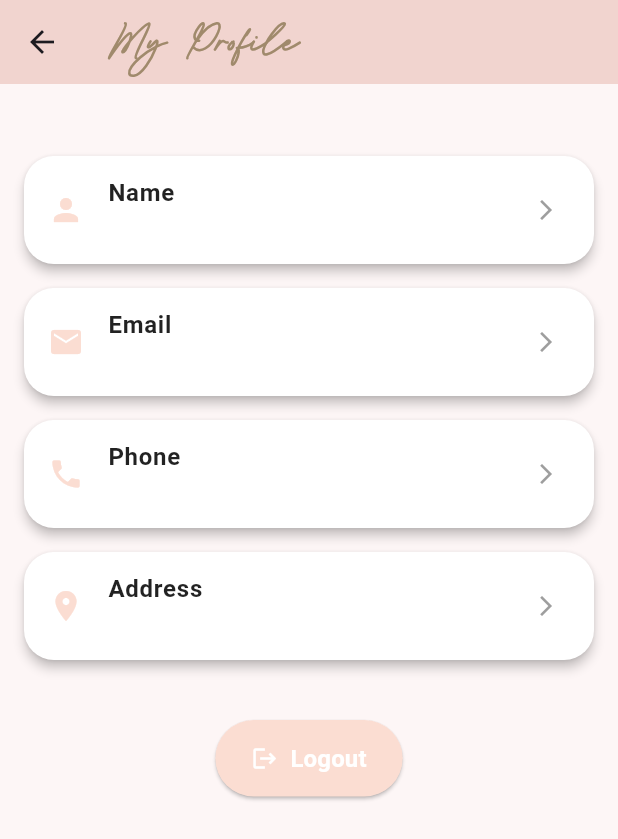
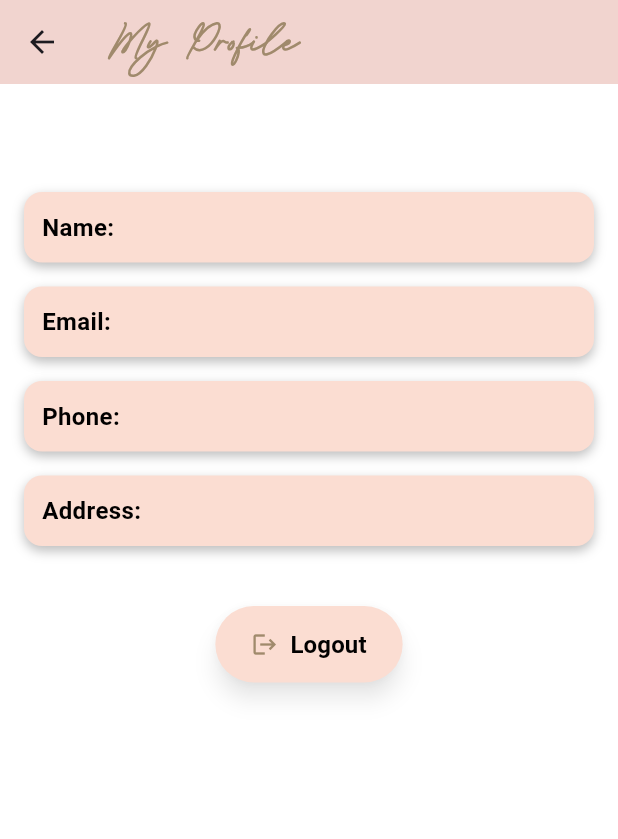
Before and after one commit to ahmedcheber/flaviesta, a Flutter app: the ProfilePage screen opened directly, on a phone screen of 412 x 824 dp. Shown: the top 839 px of the screen. Run offline on Flutter 3.47's test engine with Material 3 defaults, Android fonts, the phone set to English and light mode, and no system bars; our stand-ins replace cloud_firestore, firebase_auth, firebase_core; accounts and stored records are empty.

Commit message:
My local changes

```diff
--- a/lib/screens/profilepage-screen.dart
+++ b/lib/screens/profilepage-screen.dart
@@ -11,9 +11,11 @@ class ProfilePage extends StatefulWidget {
 }
 
 class _ProfilePageState extends State<ProfilePage> {
-  final Color primaryColor = const Color(0xFFFBDDD2);
-  final Color backgroundColor = const Color(0xFFFDF6F6);
-  final Color cardColor = Colors.white;
+  final Color primaryColor = const Color.fromRGBO(251, 221, 210, 1);  // For the AppBar background color
+  final Color backgroundColor = Color.fromRGBO(255, 255, 255, 1);  // Background color
+  final Color frameColor = Color.fromARGB(255, 1, 0, 0); // Frame color
+  final Color titleColor = Color(0xFFA08A6C); // Used in AppBar and for font
+
   String name = '';
   String phone = '';
   String address = '';
@@ -45,13 +47,13 @@ class _ProfilePageState extends State<ProfilePage> {
     return Scaffold(
       backgroundColor: backgroundColor,
       appBar: AppBar(
-        title: const Text(
+        title: Text(
           'My Profile',
           style: TextStyle(
             fontFamily: 'BridgetLily',
             fontSize: 26,
             fontWeight: FontWeight.bold,
-            color: Color(0xFFA08A6C),
+            color: titleColor,
           ),
         ),
         backgroundColor: primaryColor,
@@ -62,10 +64,11 @@ class _ProfilePageState extends State<ProfilePage> {
         child: Column(
           children: [
             const SizedBox(height: 24),
-            _buildInfoCard(Icons.person, 'Name', name),
-            _buildInfoCard(Icons.email, 'Email', email),
-            _buildInfoCard(Icons.phone, 'Phone', phone),
-            _buildInfoCard(Icons.location_on, 'Address', address),
+            const SizedBox(height: 24),
+            _buildInfoText('Name', name),
+            _buildInfoText('Email', email),
+            _buildInfoText('Phone', phone),
+            _buildInfoText('Address', address),
             const SizedBox(height: 32),
             _buildLogoutButton(context),
           ],
@@ -74,55 +77,68 @@ class _ProfilePageState extends State<ProfilePage> {
     );
   }
 
-  Widget _buildInfoCard(IconData icon, String title, String value) {
-    return Card(
-      color: cardColor,
-      shape: RoundedRectangleBorder(borderRadius: BorderRadius.circular(20)),
-      margin: const EdgeInsets.symmetric(vertical: 8),
-      elevation: 3,
-      child: ListTile(
-        leading: Icon(icon, color: primaryColor),
-        title: Text(
-          title,
-          style: const TextStyle(
-            color: Colors.black87,
-            fontWeight: FontWeight.w600,
+  Widget _buildInfoText(String title, String value) {
+    return Padding(
+      padding: const EdgeInsets.symmetric(vertical: 8),
+      child: Container(
+        decoration: BoxDecoration(
+          color: primaryColor,
+          borderRadius: BorderRadius.circular(12),
+          boxShadow: [
+            BoxShadow(
+              color: Colors.black26,
+              blurRadius: 6,
+              offset: Offset(0, 3),
+            ),
+          ],
+        ),
+        padding: const EdgeInsets.all(12),
+        child: Row(
+          crossAxisAlignment: CrossAxisAlignment.start,
+          children: [
+            Text(
+              '$title: ',
+              style: TextStyle(
+                color: frameColor,
+                fontWeight: FontWeight.bold,
                 fontSize: 16,
               ),
             ),
-        subtitle: Text(
+            Expanded(
+              child: Text(
                 value,
                 style: TextStyle(
-            color: Colors.grey.shade700,
+                  color: titleColor,
+                  fontWeight: FontWeight.bold,
                   fontSize: 14,
                 ),
               ),
-        trailing: const Icon(Icons.arrow_forward_ios, size: 16, color: Colors.grey),
-        onTap: () {
-          // Future: Edit feature
-        },
+            ),
+          ],
+        ),
       ),
     );
   }
-
-
 
   Widget _buildLogoutButton(BuildContext context) {
     return ElevatedButton.icon(
       style: ElevatedButton.styleFrom(
         backgroundColor: primaryColor,
-      foregroundColor: Colors.white,
+        foregroundColor: titleColor, // Text color same as AppBar text
+        elevation: 6, // More shadow
+        shadowColor: Colors.black45,
         shape: RoundedRectangleBorder(
           borderRadius: BorderRadius.circular(30),
         ),
         padding: const EdgeInsets.symmetric(horizontal: 24, vertical: 14),
       ),
       icon: const Icon(Icons.logout),
-    label: const Text(
+      label: Text(
         'Logout',
         style: TextStyle(
           fontSize: 16,
           fontWeight: FontWeight.bold,
+          color: frameColor, // Text color matches AppBar
         ),
       ),
       onPressed: () async {
```
Also changed, not shown: lib/main.dart (+0 -10 lines), lib/screens/homepage-screen.dart (+57 -26 lines), lib/screens/paymentPage.dart (+26 -9 lines). Lines whose indentation alone changed are shown as unchanged.
